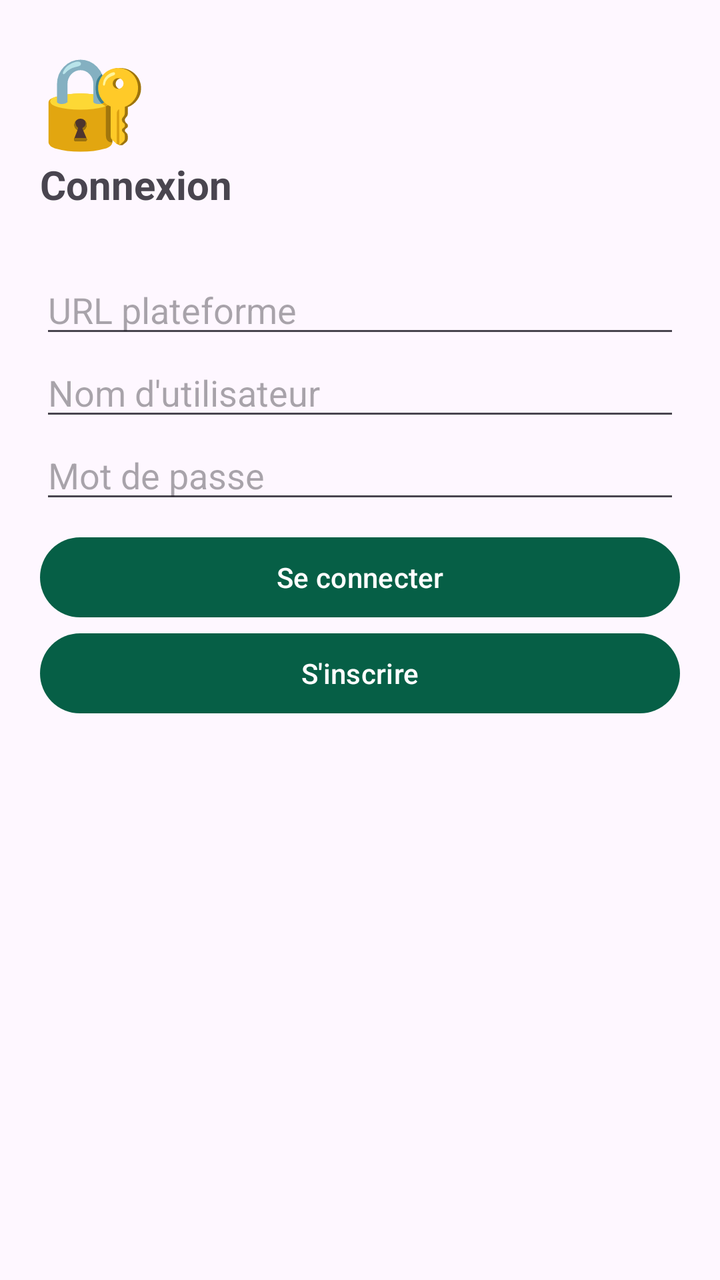
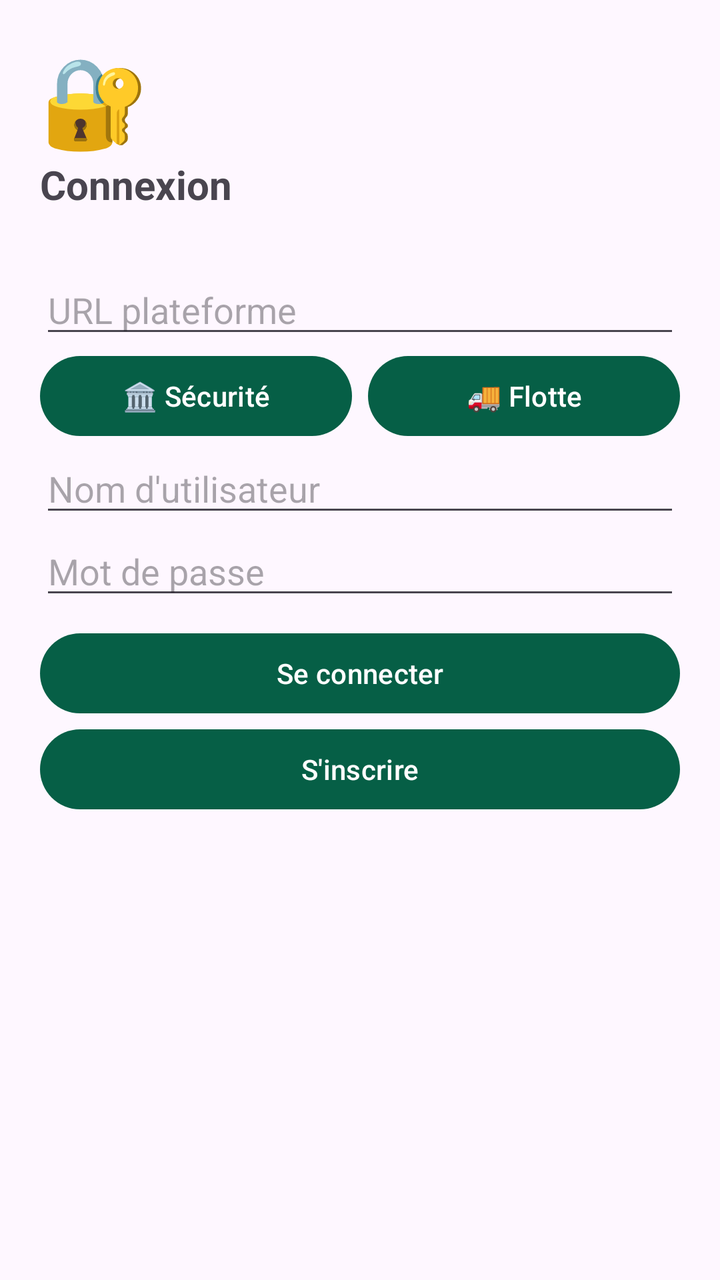

An Android layout rendered at two revisions. The XML below is the earlier revision; the diff shows what the commit changed to produce the second picture.
<!-- AndroidManifest.xml: application theme Theme.CarFleetDevice -->
<!-- res/layout/fragment_account.xml -->
<?xml version="1.0" encoding="utf-8"?>
<ScrollView xmlns:android="http://schemas.android.com/apk/res/android"
    android:layout_width="match_parent"
    android:layout_height="match_parent"
    android:padding="20dp">

    <LinearLayout
        android:layout_width="match_parent"
        android:layout_height="wrap_content"
        android:orientation="vertical">

        
        <LinearLayout
            android:id="@+id/viewLogin"
            android:layout_width="match_parent"
            android:layout_height="wrap_content"
            android:orientation="vertical">

            <TextView
                android:layout_width="wrap_content"
                android:layout_height="wrap_content"
                android:text="🔐"
                android:textSize="44sp" />

            <TextView
                android:layout_width="wrap_content"
                android:layout_height="wrap_content"
                android:text="Connexion"
                android:textSize="20sp"
                android:textStyle="bold" />

            <TextView
                android:id="@+id/tvInfo"
                android:layout_width="match_parent"
                android:layout_height="wrap_content"
                android:layout_marginTop="8dp" />

            <EditText
                android:id="@+id/etUrl"
                android:layout_width="match_parent"
                android:layout_height="wrap_content"
                android:hint="URL plateforme"
                android:inputType="textUri" />

            <EditText
                android:id="@+id/etUser"
                android:layout_width="match_parent"
                android:layout_height="wrap_content"
                android:importantForAutofill="no"
                android:hint="Nom d'utilisateur"
                android:inputType="text" />

            <EditText
                android:id="@+id/etPass"
                android:layout_width="match_parent"
                android:layout_height="wrap_content"
                android:importantForAutofill="no"
                android:hint="Mot de passe"
                android:inputType="textPassword" />

            <Button
                android:id="@+id/btnLogin"
                android:layout_width="match_parent"
                android:layout_height="wrap_content"
                android:layout_marginTop="8dp"
                android:text="Se connecter" />

            <Button
                android:id="@+id/btnToRegister"
                android:layout_width="match_parent"
                android:layout_height="wrap_content"
                android:text="S'inscrire" />

            <TextView
                android:id="@+id/tvErr"
                android:layout_width="match_parent"
                android:layout_height="wrap_content"
                android:layout_marginTop="8dp" />
        </LinearLayout>

        
        <LinearLayout
            android:id="@+id/viewRegister"
            android:layout_width="match_parent"
            android:layout_height="wrap_content"
            android:orientation="vertical"
            android:visibility="gone">

            <TextView
                android:layout_width="wrap_content"
                android:layout_height="wrap_content"
                android:text="📝"
                android:textSize="44sp" />

            <TextView
                android:layout_width="wrap_content"
                android:layout_height="wrap_content"
                android:text="Inscription propriétaire"
                android:textSize="20sp"
                android:textStyle="bold" />

            <EditText
                android:id="@+id/etNom"
                android:layout_width="match_parent"
                android:layout_height="wrap_content"
                android:importantForAutofill="no"
                android:hint="Nom"
                android:inputType="textPersonName" />

            <EditText
                android:id="@+id/etPrenom"
                android:layout_width="match_parent"
                android:layout_height="wrap_content"
                android:importantForAutofill="no"
                android:hint="Prénom"
                android:inputType="textPersonName" />

            <EditText
                android:id="@+id/etAge"
                android:layout_width="match_parent"
                android:layout_height="wrap_content"
                android:hint="Âge"
                android:inputType="number" />

            <EditText
                android:id="@+id/etTel"
                android:layout_width="match_parent"
                android:layout_height="wrap_content"
                android:importantForAutofill="no"
                android:hint="Téléphone"
                android:inputType="phone" />

            <TextView
                android:layout_width="wrap_content"
                android:layout_height="wrap_content"
                android:layout_marginTop="4dp"
                android:text="Wilaya" />

            <Spinner
                android:id="@+id/spWilaya"
                android:layout_width="match_parent"
                android:layout_height="wrap_content" />

            <Button
                android:id="@+id/btnRegister"
                android:layout_width="match_parent"
                android:layout_height="wrap_content"
                android:layout_marginTop="8dp"
                android:text="Valider l'inscription" />

            <TextView
                android:id="@+id/tvErrReg"
                android:layout_width="match_parent"
                android:layout_height="wrap_content"
                android:layout_marginTop="8dp"
                android:textColor="#C62828" />

            <Button
                android:id="@+id/btnBack"
                android:layout_width="match_parent"
                android:layout_height="wrap_content"
                android:text="← Retour connexion" />
        </LinearLayout>

        
        <LinearLayout
            android:id="@+id/viewProfile"
            android:layout_width="match_parent"
            android:layout_height="wrap_content"
            android:orientation="vertical"
            android:visibility="gone">

            <TextView
                android:layout_width="wrap_content"
                android:layout_height="wrap_content"
                android:layout_marginTop="12dp"
                android:text="Mon profil"
                android:textSize="18sp"
                android:textStyle="bold" />

            <TextView
                android:id="@+id/tvProfile"
                android:layout_width="match_parent"
                android:layout_height="wrap_content"
                android:layout_marginTop="4dp" />

            <LinearLayout
                android:id="@+id/editProfile"
                android:layout_width="match_parent"
                android:layout_height="wrap_content"
                android:orientation="vertical"
                android:visibility="gone">

                <EditText
                    android:id="@+id/etNom2"
                    android:layout_width="match_parent"
                    android:layout_height="wrap_content"
                    android:hint="Nom" />

                <EditText
                    android:id="@+id/etPrenom2"
                    android:layout_width="match_parent"
                    android:layout_height="wrap_content"
                    android:hint="Prénom" />

                <EditText
                    android:id="@+id/etAge2"
                    android:layout_width="match_parent"
                    android:layout_height="wrap_content"
                    android:hint="Âge"
                    android:inputType="number" />

                <EditText
                    android:id="@+id/etTel2"
                    android:layout_width="match_parent"
                    android:layout_height="wrap_content"
                    android:hint="Téléphone"
                    android:inputType="phone" />
            </LinearLayout>

            <Button
                android:id="@+id/btnEditProfile"
                android:layout_width="match_parent"
                android:layout_height="wrap_content"
                android:layout_marginTop="8dp"
                android:text="Modifier mon profil" />

            <Button
                android:id="@+id/btnLogout"
                android:layout_width="match_parent"
                android:layout_height="wrap_content"
                android:layout_marginTop="8dp"
                android:text="Se déconnecter"
                android:textColor="#C62828" />

            <TextView
                android:id="@+id/tvProfileErr"
                android:layout_width="match_parent"
                android:layout_height="wrap_content"
                android:layout_marginTop="4dp" />
        </LinearLayout>
    </LinearLayout>
</ScrollView>
<!-- resources referenced by this layout -->
<resources>
  <style name="Theme.CarFleetDevice" parent="Theme.Material3.DayNight.NoActionBar">
          <item name="colorPrimary">@color/green</item>
      </style>
  <color name="green">#065f46</color>
</resources>

<!-- the commit's change to res/layout/fragment_account.xml (unified diff, before → after) -->
@@ -41,6 +41,28 @@
                 android:layout_height="wrap_content"
                 android:hint="URL plateforme"
                 android:inputType="textUri" />
+
+            <LinearLayout
+                android:layout_width="match_parent"
+                android:layout_height="wrap_content"
+                android:orientation="horizontal">
+
+                <Button
+                    android:id="@+id/btnSrvSecu"
+                    android:layout_width="0dp"
+                    android:layout_height="wrap_content"
+                    android:layout_weight="1"
+                    android:layout_marginEnd="4dp"
+                    android:text="🏛️ Sécurité" />
+
+                <Button
+                    android:id="@+id/btnSrvFlotte"
+                    android:layout_width="0dp"
+                    android:layout_height="wrap_content"
+                    android:layout_weight="1"
+                    android:layout_marginStart="4dp"
+                    android:text="🚚 Flotte" />
+            </LinearLayout>
 
             <EditText
                 android:id="@+id/etUser"
